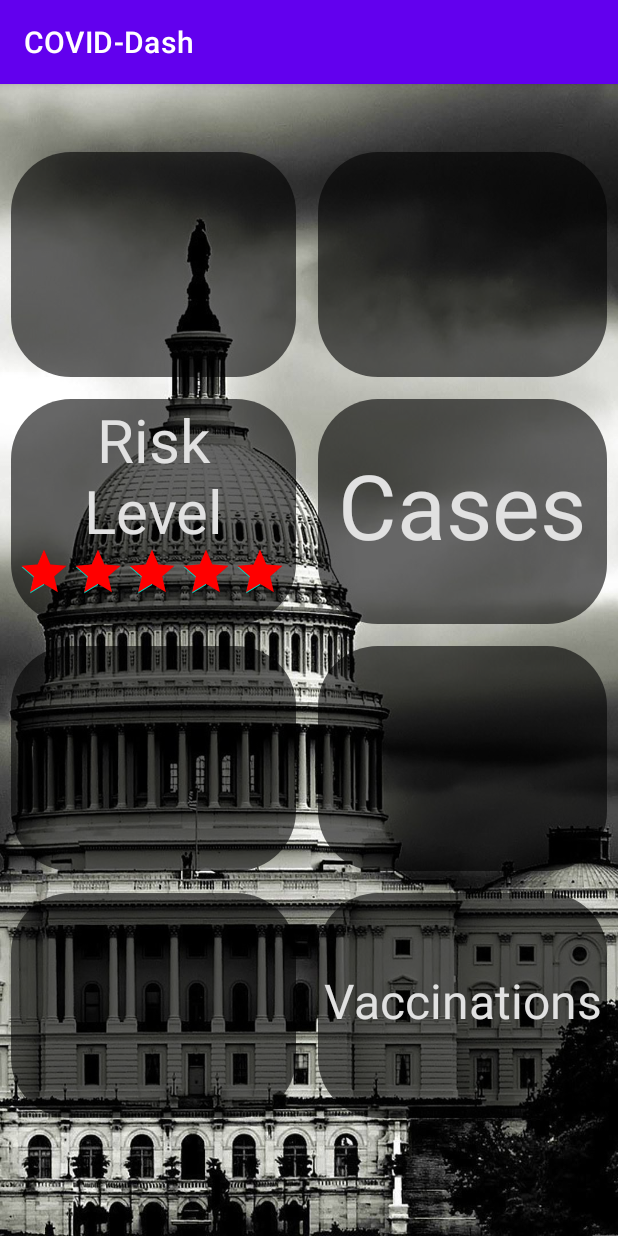
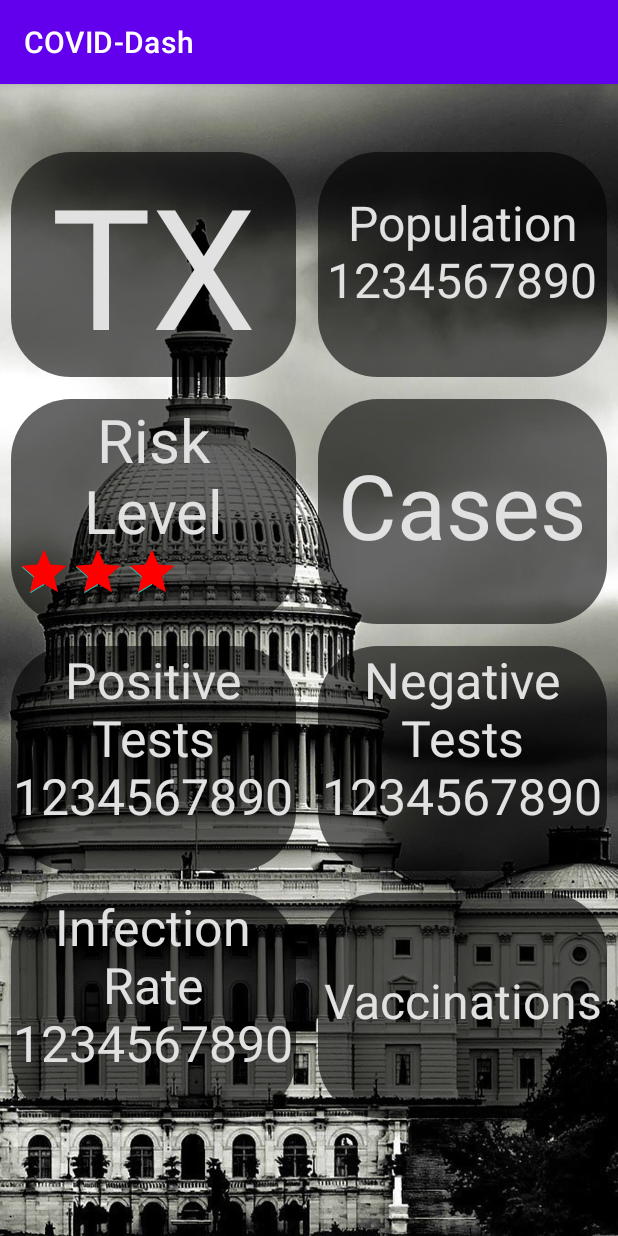
Before and after one commit to CodepathCS288/COVID19Dashboard, an Android app: the StateDetail screen opened directly, with no data from a screen before it, on a phone screen of 412 x 824 dp. Run offline under Robolectric (Android 15) with nearby library versions, the phone set to English and light mode, and no system bars.

Commit message:
Working code for sample data

```diff
--- a/app/src/main/AndroidManifest.xml
+++ b/app/src/main/AndroidManifest.xml
@@ -12,7 +12,7 @@
         android:roundIcon="@mipmap/ic_launcher_round"
         android:supportsRtl="true"
         android:theme="@style/Theme.COVIDDash">
-        <activity android:name=".StateDetail"></activity>
+        <activity android:name=".states.StateDetail"></activity>
         <activity android:name=".MainActivity">
             <intent-filter>
                 <action android:name="android.intent.action.MAIN" />
--- /dev/null
+++ b/app/src/main/java/com/example/covid_dash/states/StateDetail.java
@@ -0,0 +1,69 @@
+package com.example.covid_dash.states;
+
+import androidx.annotation.NonNull;
+import androidx.appcompat.app.AppCompatActivity;
+import androidx.fragment.app.Fragment;
+
+import android.content.Intent;
+import android.os.Bundle;
+import android.util.Log;
+import android.view.MenuItem;
+import android.view.View;
+import android.widget.EditText;
+import android.widget.RatingBar;
+import android.widget.TextView;
+import android.widget.Toast;
+
+import com.example.covid_dash.MainActivity;
+import com.example.covid_dash.R;
+import com.example.covid_dash.fragments.Search_State;
+import com.google.android.material.bottomnavigation.BottomNavigationView;
+
+public class StateDetail extends AppCompatActivity{
+
+    TextView tvState;
+    TextView tvPopulation;
+    RatingBar rbRiskLevel;
+    TextView tvCases;
+    TextView tvPositiveTests;
+    TextView tvNegativeTests;
+    TextView tvInfectionRate;
+    TextView tvVaccinations;
+
+    StateDetailGetter details = new StateDetailGetter();
+
+    @Override
+    protected void onCreate(Bundle savedInstanceState) {
+        super.onCreate(savedInstanceState);
+        setContentView(R.layout.activity_state_detail);
+        Log.d("StateDetail", "onCreate: "+ details.getState());
+
+        tvState = findViewById(R.id.tvState);
+        tvPopulation = findViewById(R.id.tvPopulation);
+        rbRiskLevel = findViewById(R.id.rbRiskLevel);
+        tvCases = findViewById(R.id.tvCases);
+        tvPositiveTests = findViewById(R.id.tvPositiveTests);
+        tvNegativeTests = findViewById(R.id.tvNegativeTests);
+        tvInfectionRate = findViewById(R.id.tvInfectionRate);
+        tvVaccinations = findViewById(R.id.tvVaccinations);
+
+        tvState.setText("TX");
+        tvPopulation.setText("Population\n1234567890");
+        rbRiskLevel.setRating(3);
+        tvCases.setOnClickListener(new View.OnClickListener() {
+            @Override
+            public void onClick(View v) {
+                Toast.makeText(StateDetail.this, "Cases clicked", Toast.LENGTH_SHORT).show();
+            }
+        });
+        tvPositiveTests.setText("Positive\nTests\n1234567890");
+        tvNegativeTests.setText("Negative\nTests\n1234567890");
+        tvInfectionRate.setText("Infection\nRate\n1234567890");
+        tvVaccinations.setOnClickListener(new View.OnClickListener() {
+            @Override
+            public void onClick(View v) {
+                Toast.makeText(StateDetail.this, "Vaccination clicked", Toast.LENGTH_SHORT).show();
+            }
+        });
+    }
+}
--- a/app/src/main/java/com/example/covid_dash/StateDetailGetter.java
+++ b/app/src/main/java/com/example/covid_dash/states/StateDetailGetter.java
@@ -1,7 +1,11 @@
-package com.example.covid_dash;
+package com.example.covid_dash.states;
+
+import android.util.Log;
 
 import org.json.JSONException;
 import org.json.JSONObject;
+
+import java.io.Serializable;
 
 public class StateDetailGetter {
     JSONObject response;
@@ -19,6 +23,8 @@ public class StateDetailGetter {
     private int vaccinationsInitiated;
     private int vaccinationsCompleted;
     private int vaccinesAdministered;
+
+    public StateDetailGetter(){}
 
     public StateDetailGetter(JSONObject response){
         this.response = response;
@@ -39,6 +45,8 @@ public class StateDetailGetter {
             vaccinationsInitiated = actuals.getInt("vaccinationsInitiated");
             vaccinationsCompleted = actuals.getInt("vaccinationsCompleted");
             vaccinesAdministered = actuals.getInt("vaccinesAdministered");
+
+            Log.d("StateDetailGetter", "StateDetailGetter: "+ state+overall);
         } catch (JSONException e) {
             e.printStackTrace();
         }
--- a/app/src/main/res/layout/activity_search__state.xml
+++ b/app/src/main/res/layout/activity_search__state.xml
@@ -4,6 +4,7 @@
     xmlns:tools="http://schemas.android.com/tools"
     android:layout_width="match_parent"
     android:layout_height="match_parent"
+    android:accessibilityLiveRegion="assertive"
     android:background="@drawable/state"
     android:orientation="vertical"
     tools:context=".fragments.Search_State">
@@ -31,6 +32,7 @@
         android:layout_marginStart="32dp"
         android:layout_marginTop="5dp"
         android:layout_marginEnd="32dp"
+        android:forceDarkAllowed="false"
         android:text="@string/search" />
 
 </RelativeLayout>
--- a/app/src/main/res/layout/activity_state_detail.xml
+++ b/app/src/main/res/layout/activity_state_detail.xml
@@ -6,7 +6,7 @@
     android:layout_height="wrap_content"
     android:background="@drawable/state"
     android:orientation="vertical"
-    tools:context=".StateDetail">
+    tools:context=".states.StateDetail">
 
     <TextView
         android:id="@+id/tvState"
```
Also changed, not shown: app/src/main/java/com/example/covid_dash/StateDetail.java (deleted, +0 -14 lines), app/src/main/java/com/example/covid_dash/fragments/Search_State.java (+7 -6 lines).
